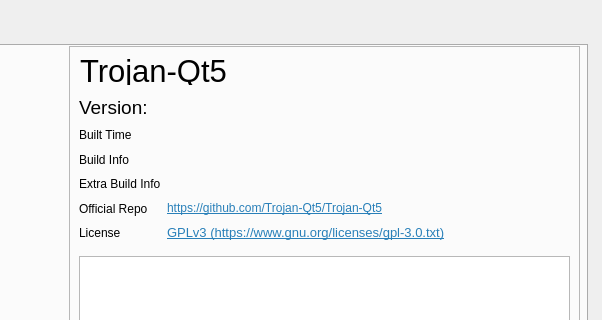
Qt form ui/aboutdialog.ui (Trojan-Qt5/Trojan-Qt5) before a commit; both pictures show x 213 to 815 and y 0 to 320 of the 815 by 544 pixel window.
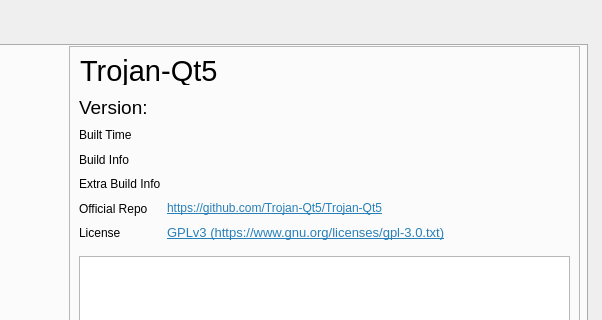
The same form after that commit. Icons and pictures are not drawn. Custom widgets are drawn as their Qt base class.

```diff
--- a/ui/aboutdialog.ui
+++ b/ui/aboutdialog.ui
@@ -99,7 +99,7 @@
       </property>
       <property name="font">
        <font>
-        <pointsize>23</pointsize>
+        <pointsize>22</pointsize>
        </font>
       </property>
       <property name="text">
```
